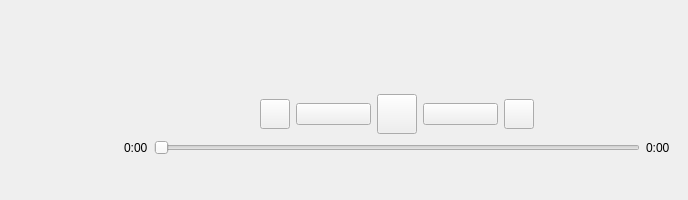
Old version of the form ui/TransportWidget.ui in the repository nichilum/nimamp.
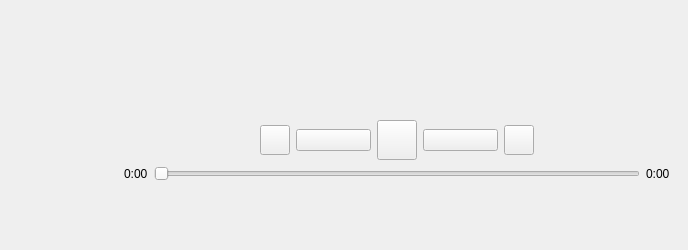
New version of the form. Icons and pictures are not drawn.

Commit message: use taglib images everywhere cause qt is fucking useless

The edit to the form file:
```diff
--- a/ui/TransportWidget.ui
+++ b/ui/TransportWidget.ui
@@ -7,13 +7,13 @@
     <x>0</x>
     <y>0</y>
     <width>688</width>
-    <height>200</height>
+    <height>250</height>
    </rect>
   </property>
   <property name="minimumSize">
    <size>
     <width>0</width>
-    <height>200</height>
+    <height>240</height>
    </size>
   </property>
   <property name="maximumSize">
```
The commit also changes 2 other files.
